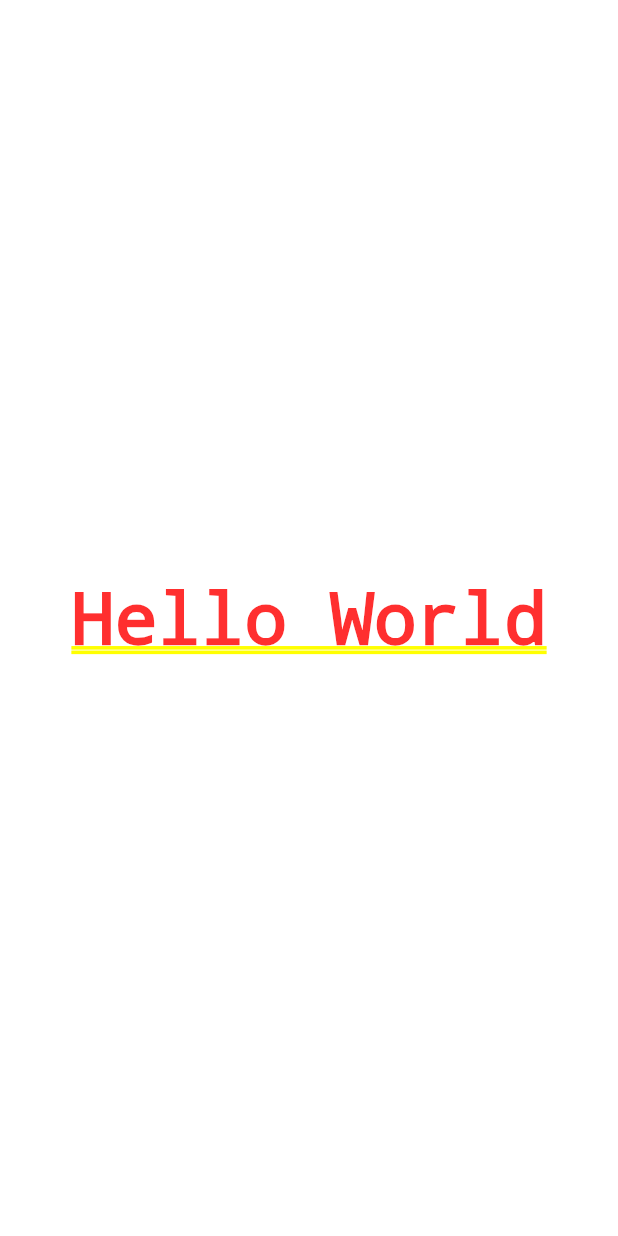
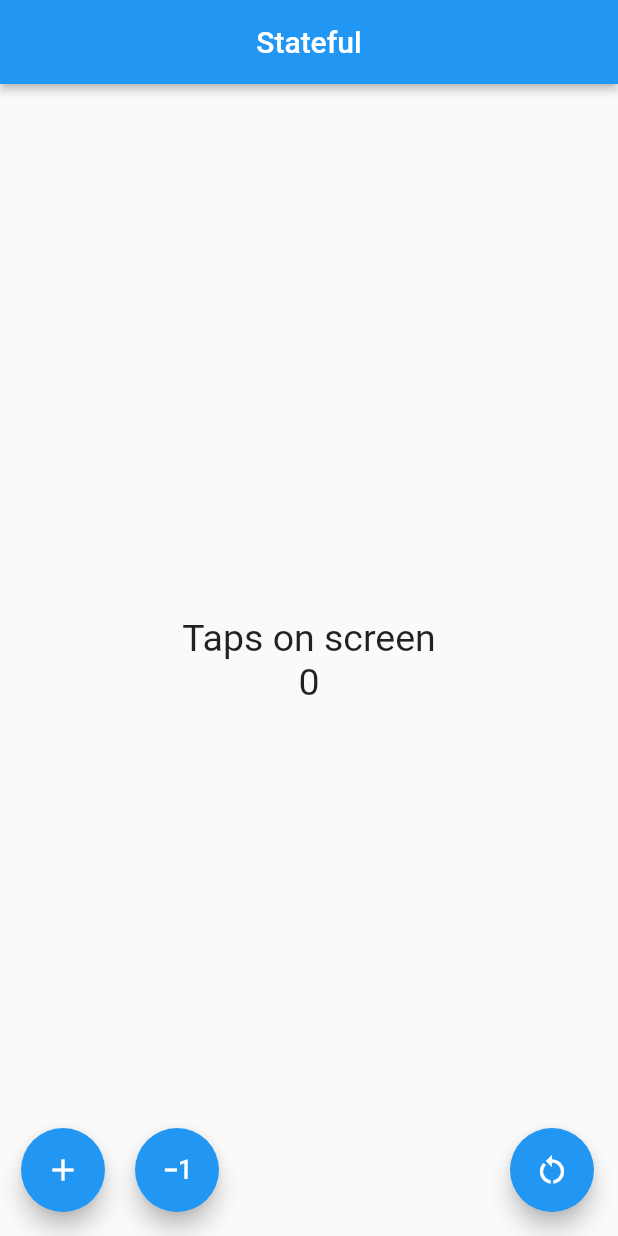
Before and after one commit to Cesar98/Courses, a Flutter app: the screen it shows after launch, on a phone screen of 412 x 824 dp. Run offline on Flutter 3.47's test engine with Material 2 defaults, Android fonts, the light colour scheme and no system bars.

Commit message:
Flutter basic app with functionalities

```diff
--- a/Flutter/Projects/counter/lib/src/app.dart
+++ b/Flutter/Projects/counter/lib/src/app.dart
@@ -1,10 +1,13 @@
 import 'package:flutter/material.dart';
+
+import 'package:counter/src/pages/counter_page.dart';
 
 class MyApp extends StatelessWidget {
   @override
   Widget build(context) {
     return MaterialApp(
-      home: Center(child: Text('Hello World')),
+      debugShowCheckedModeBanner: false,
+      home: Center(child: CounterPage()),
     );
   }
 }
--- /dev/null
+++ b/Flutter/Projects/counter/lib/src/pages/counter_page.dart
@@ -0,0 +1,80 @@
+import 'package:flutter/material.dart';
+
+class CounterPage extends StatefulWidget {
+  @override
+  createState() => _CounterPageState();
+}
+
+class _CounterPageState extends State<CounterPage> {
+  final _textStyle = new TextStyle(fontSize: 25);
+
+  int _value = 0;
+
+  @override
+  Widget build(BuildContext context) {
+    return Scaffold(
+      appBar: AppBar(
+        title: Text('Stateful'),
+        centerTitle: true,
+        elevation: 2.4,
+      ),
+      body: Center(
+        child: Column(
+          mainAxisAlignment: MainAxisAlignment.center,
+          children: [
+            Text(
+              'Taps on screen',
+              style: _textStyle,
+            ),
+            Text(
+              '$_value',
+              style: _textStyle,
+            ),
+          ],
+        ),
+      ),
+      floatingActionButton: _createButtons(),
+    );
+  }
+
+  Widget _createButtons() {
+    return Row(
+      mainAxisAlignment: MainAxisAlignment.center,
+      children: [
+        SizedBox(
+          width: 30.0,
+        ),
+        FloatingActionButton(
+          child: Icon(Icons.add),
+          tooltip: 'Increment',
+          onPressed: () {
+            _value++;
+            setState(() {});
+          },
+        ),
+        SizedBox(
+          width: 20.0,
+        ),
+        FloatingActionButton(
+          child: Icon(Icons.exposure_minus_1_sharp),
+          tooltip: 'Decrement',
+          onPressed: () {
+            _value--;
+            setState(() {});
+          },
+        ),
+        Expanded(
+          child: SizedBox(),
+        ),
+        FloatingActionButton(
+          child: Icon(Icons.restart_alt),
+          tooltip: 'Restart',
+          onPressed: () {
+            _value = 0;
+            setState(() {});
+          },
+        ),
+      ],
+    );
+  }
+}
```
Also changed, not shown: Flutter/Projects/counter/lib/src/pages/home_page.dart (added, +41 -0 lines).
